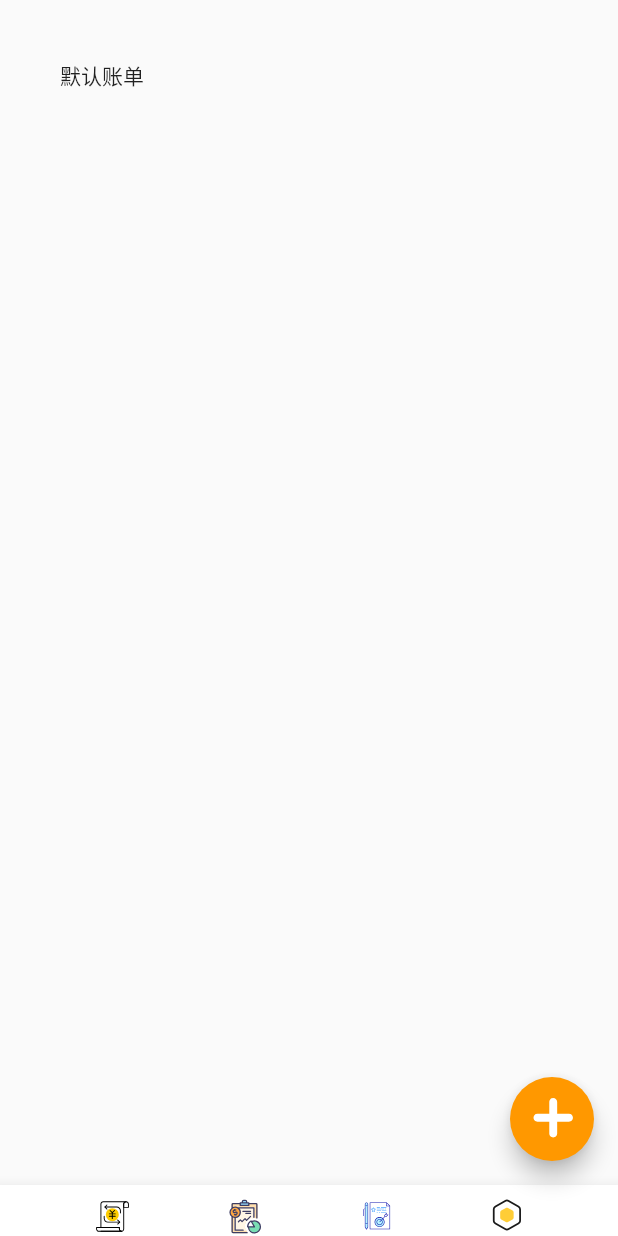
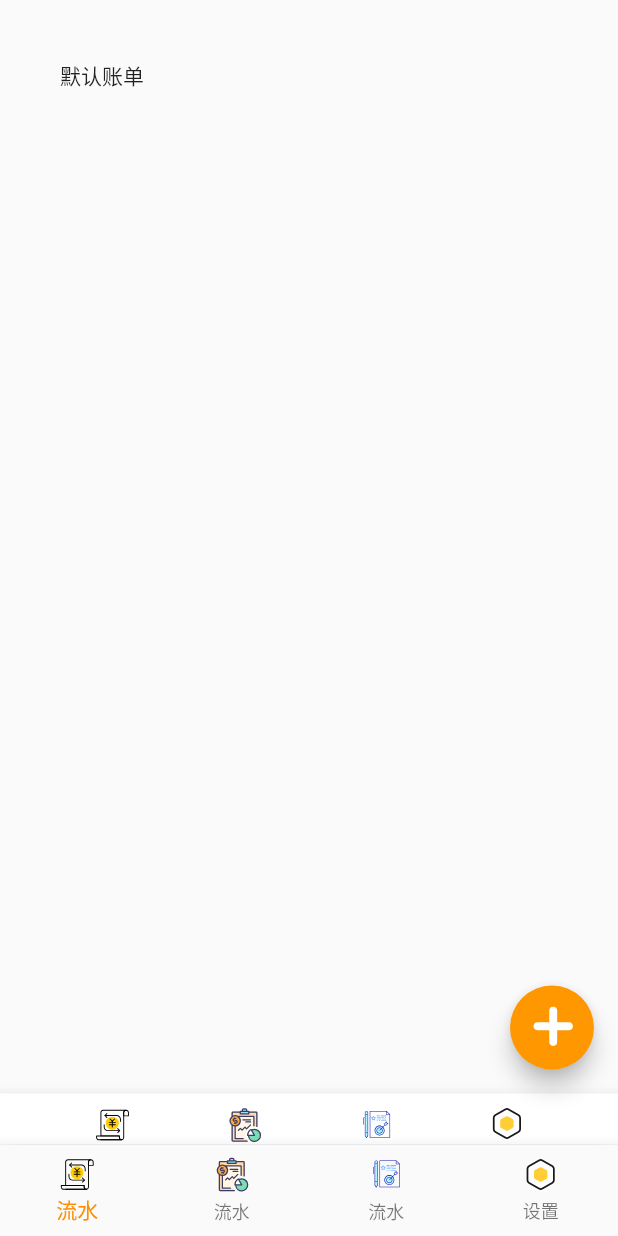
Before and after one commit to JiuRanYa/CoinKeeper, a Flutter app: the screen it shows after launch, on a phone screen of 412 x 824 dp. Run offline on Flutter 3.47's test engine with Material 2 defaults, Android fonts, the phone set to English and light mode, and no system bars; our stand-ins replace flutter_svg.

```diff
--- a/lib/main.dart
+++ b/lib/main.dart
@@ -1,15 +1,79 @@
 import 'package:flutter/material.dart';
+import 'package:flutter_svg/flutter_svg.dart';
 import 'package:coinkeeper/ui/views/homePage.dart';
+import 'package:coinkeeper/ui/views/recordPage.dart';
+import 'package:coinkeeper/ui/views/settingPage.dart';
+import 'package:coinkeeper/ui/views/reportPage.dart';
 
 void main() {
   runApp(const MainApp());
 }
 
-class MainApp extends StatelessWidget {
+class MainApp extends StatefulWidget {
   const MainApp({super.key});
 
   @override
+  _MainApp createState() => _MainApp();
+}
+
+class _MainApp extends State<MainApp> {
+  int _selectedIndex = 0;
+
+  void _onItemTapped(int index) {
+    setState(() {
+      _selectedIndex = index;
+    });
+  }
+
+  static const List<Widget> _router = <Widget>[
+    HomePage(),
+    RecordPage(),
+    ReportPage(),
+    SettingPage(),
+  ];
+
+  BottomNavigationBarItem _buildBottomBarItem(
+      String label, String sourcePath, CustomStyle<double>? style) {
+    return BottomNavigationBarItem(
+      icon: SvgPicture.asset(
+        sourcePath,
+        height: style?.height ?? 26,
+        width: style?.width ?? 26,
+      ),
+      label: label,
+    );
+  }
+
+  @override
   Widget build(BuildContext context) {
-    return const MaterialApp(home: HomePage());
+    return MaterialApp(
+      theme: ThemeData(
+        highlightColor: Colors.transparent,
+        splashFactory: NoSplash.splashFactory,
+      ),
+      home: Scaffold(
+        body: _router.elementAt(_selectedIndex),
+        bottomNavigationBar: BottomNavigationBar(
+          type: BottomNavigationBarType.fixed,
+          items: <BottomNavigationBarItem>[
+            _buildBottomBarItem(
+                '流水', 'static/images/bottom1.svg', CustomStyle(26, 26)),
+            _buildBottomBarItem(
+                '流水', 'static/images/bottom2.svg', CustomStyle(26, 26)),
+            _buildBottomBarItem(
+                '流水', 'static/images/bottom3.svg', CustomStyle(26, 26)),
+            _buildBottomBarItem(
+                '设置', 'static/images/bottom4.svg', CustomStyle(24, 24)),
+          ],
+          selectedItemColor: Colors.amber[800],
+          currentIndex: _selectedIndex,
+          onTap: (int index) {
+            setState(() {
+              _selectedIndex = index;
+            });
+          },
+        ),
+      ),
+    );
   }
 }
```
Also changed, not shown: lib/ui/views/recordPage.dart (added, +15 -0 lines), lib/ui/views/reportPage.dart (added, +15 -0 lines), lib/ui/views/settingPage.dart (added, +15 -0 lines).
